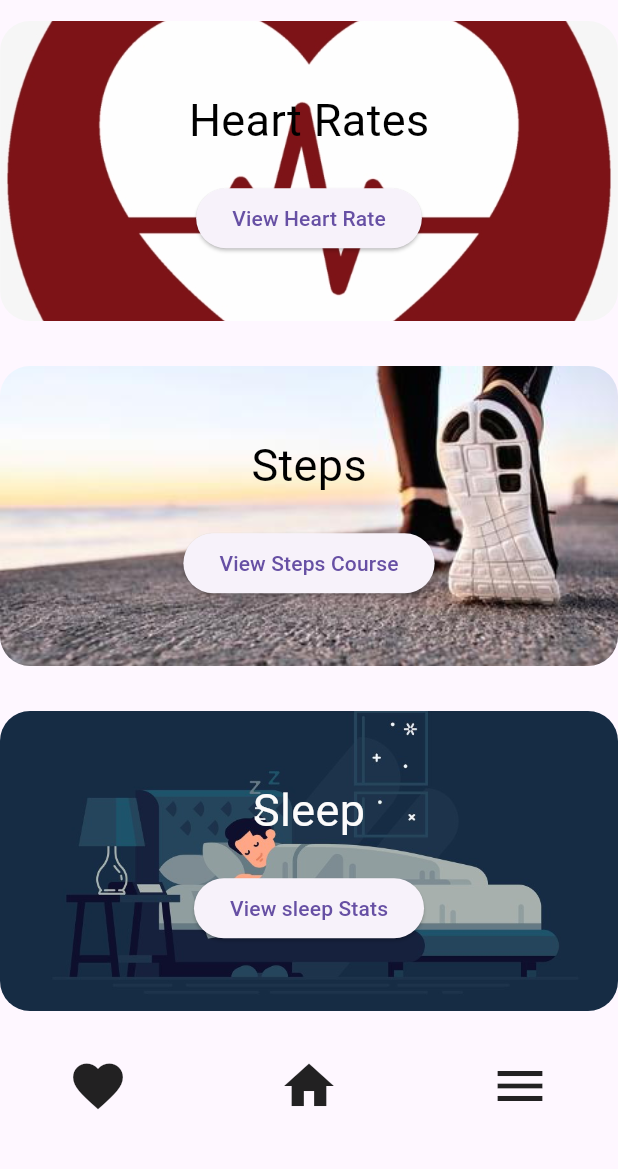
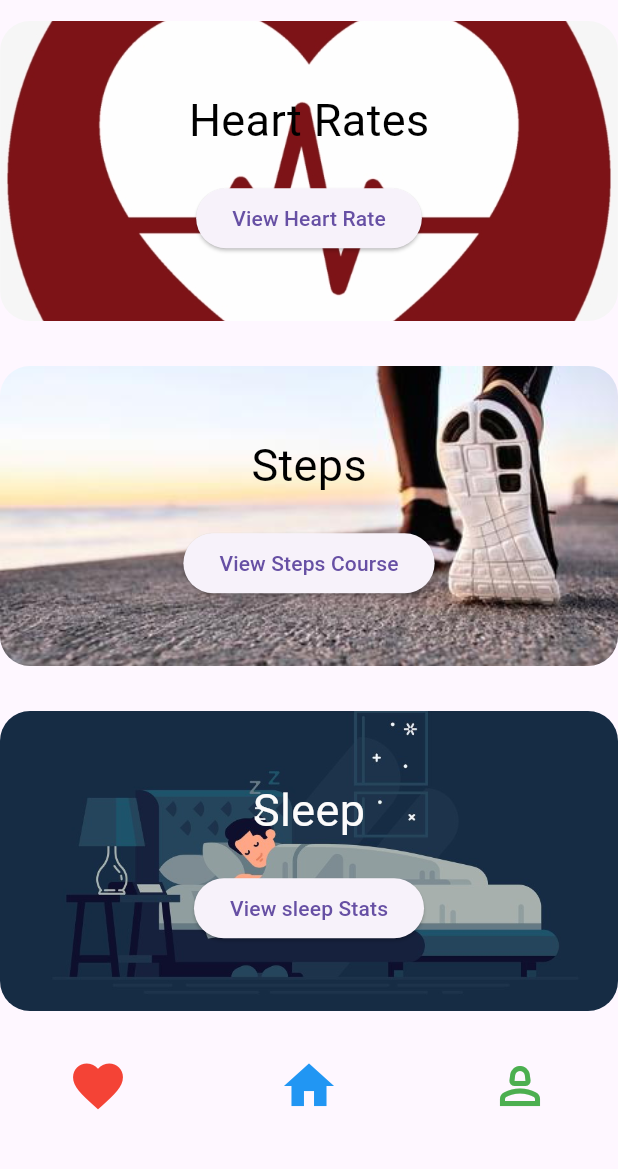
Before and after one commit to Amoako419/Flutter_Semester_Project, a Flutter app: the screen it shows after launch, on a phone screen of 412 x 824 dp, the part 63-1232 px from its top. Run offline on Flutter 3.47's test engine with Material 3 defaults, Android fonts, the phone set to English and light mode, and no system bars.

Commit message:
Homepage ready

```diff
--- a/health_monitor/lib/pages/home_page.dart
+++ b/health_monitor/lib/pages/home_page.dart
@@ -174,15 +174,28 @@ Widget _button() {
   );
 }
 
-  Widget _end(){
+  // Widget _end(){
+  //   return const Row(
+  //     mainAxisAlignment: MainAxisAlignment.spaceEvenly,
+
+  //     children: [
+  //       Icon(Icons.favorite,size: 40,),
+  //       SizedBox(width: 10.0),
+  //       Icon(Icons.home,size: 40,),
+  //       SizedBox(width: 10.0),
+  //       Icon(Icons.menu,size: 40,),
+  //     ],
+  //   );
+  // }
+Widget _end() {
     return const Row(
       mainAxisAlignment: MainAxisAlignment.spaceEvenly,
       children: [
-        Icon(Icons.favorite,size: 40,),
+        Icon(Icons.favorite, color: Colors.red, size: 40,),
         SizedBox(width: 10.0),
-        Icon(Icons.home,size: 40,),
+        Icon(Icons.home, color: Colors.blue, size: 40,),
         SizedBox(width: 10.0),
-        Icon(Icons.menu,size: 40,),
+        Icon(Icons.person_2_outlined, color: Colors.green, size: 40,),
       ],
     );
   }
```
